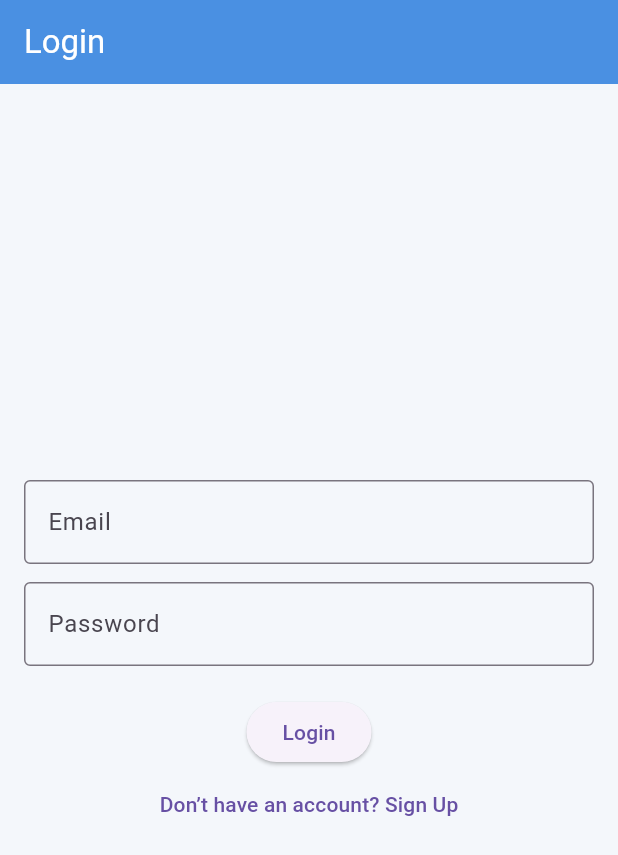
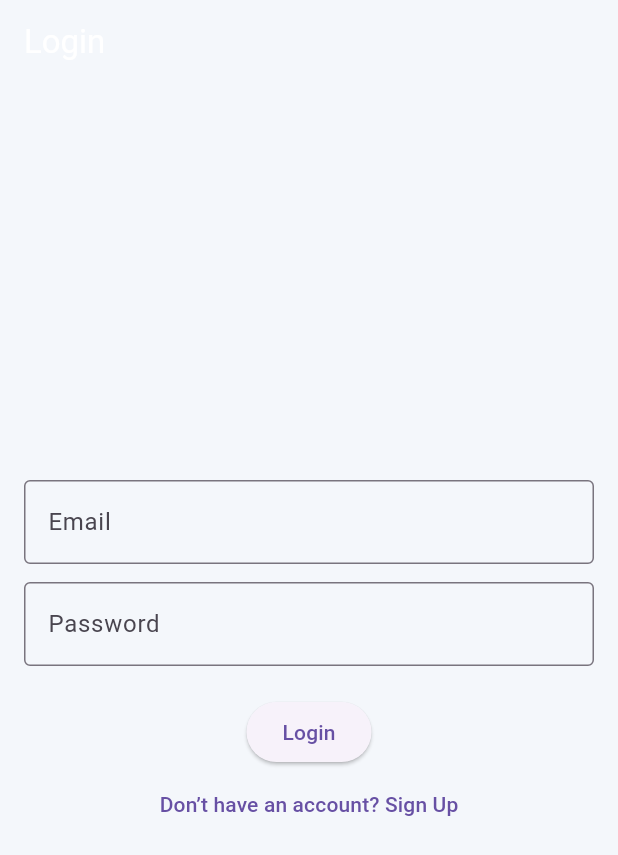
Before and after one commit to shreysircar/Aegis, a Flutter app: the screen it shows after launch, on a phone screen of 412 x 824 dp. Shown: the top 855 px of the screen. Run offline on Flutter 3.47's test engine with Material 3 defaults, Android fonts, the phone set to English and light mode, and no system bars.

Commit message:
changed colors

```diff
--- a/lib/core/theme/app_colors.dart
+++ b/lib/core/theme/app_colors.dart
@@ -1,7 +1,7 @@
 import 'package:flutter/material.dart';
 
 class AppColors {
-  static const Color primary = Color(0xFF4A90E2); // cool blue
+  static const Color primary = Color(0x00ff5757); // coral red
   static const Color accent = Color(0xFF50E3C2);  // teal
   static const Color background = Color(0xFFF4F7FB);
   static const Color textPrimary = Colors.black87;
```
